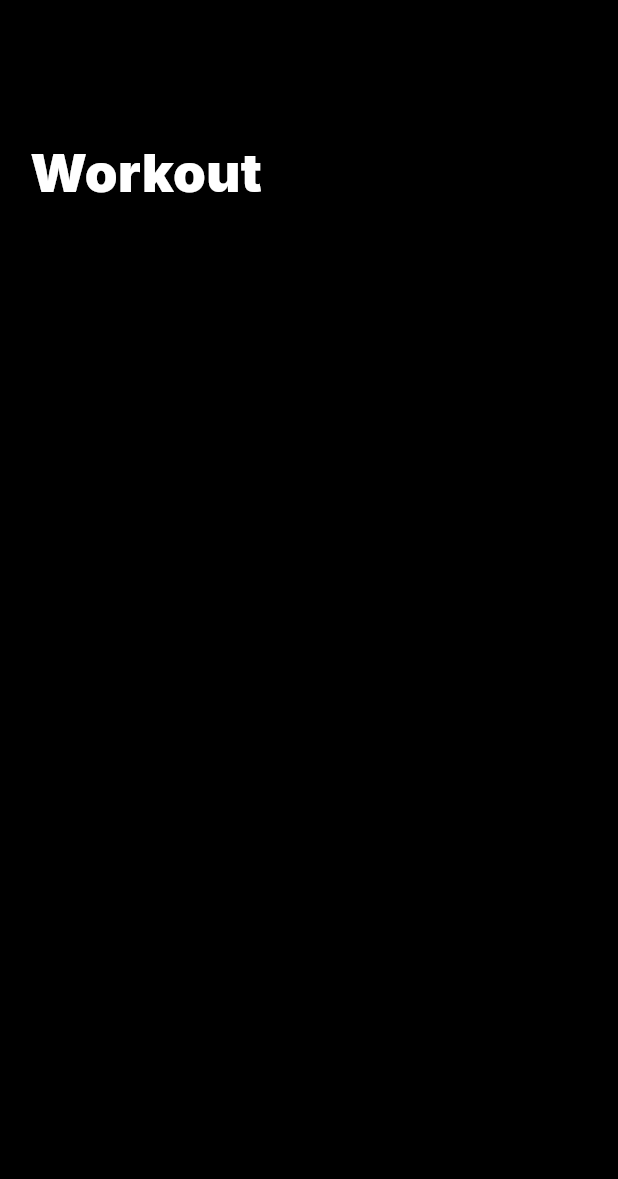
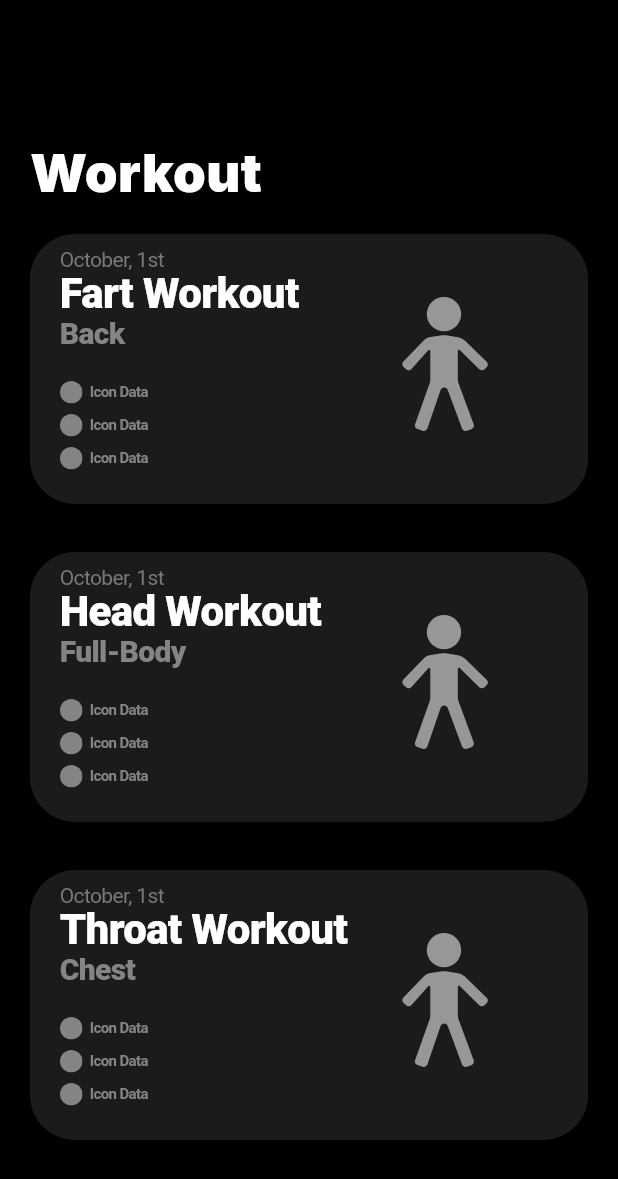
Before and after one commit to AbsolutelyHaakon/FitnessApp-IDATA2503, a Flutter app: the WorkoutPage screen opened directly, on a phone screen of 412 x 824 dp. Shown: the top 1179 px of the screen. Run offline on Flutter 3.47's test engine with Material 3 defaults, Android fonts, the light colour scheme and no system bars; our stand-ins replace flutter_svg, get, sqflite; accounts and stored records are empty.

Commit message:
Added dummy data for workout page

```diff
--- a/lib/components/upcoming_workouts_box.dart
+++ b/lib/components/upcoming_workouts_box.dart
@@ -1,8 +1,10 @@
 import 'dart:ui';
 
 import 'package:fitnessapp_idata2503/components/Elements/texts.dart';
+import 'package:fitnessapp_idata2503/logic/upcoming_workouts_list.dart';
 import 'package:fitnessapp_idata2503/logic/workout.dart';
 import 'package:flutter/cupertino.dart';
+import 'package:flutter/foundation.dart';
 import 'package:flutter/material.dart';
 import 'package:flutter_svg/svg.dart';
 import 'package:intl/intl.dart';
--- a/lib/logic/upcoming_workouts_list.dart
+++ b/lib/logic/upcoming_workouts_list.dart
@@ -4,13 +4,17 @@ import 'package:fitnessapp_idata2503/logic/workout.dart';
 class UpcomingWorkoutsList {
   UpcomingWorkoutsList();
 
-  List<UpcomingWorkoutsBox> workoutList = [];
+  List<UpcomingWorkoutsBox> _workoutList = [];
 
   List<UpcomingWorkoutsBox> get listOfWorkouts {
-    return workoutList;
+    return _workoutList;
   }
 
   void addToList(UpcomingWorkoutsBox workout) {
-    workoutList.add(workout);
+    _workoutList.add(workout);
+  }
+
+  void insertList(List<UpcomingWorkoutsBox> list) {
+    _workoutList = list;
   }
 }
--- a/lib/pages/workout_page.dart
+++ b/lib/pages/workout_page.dart
@@ -2,7 +2,44 @@ import 'package:fitnessapp_idata2503/components/upcoming_workouts_box.dart';
 import 'package:fitnessapp_idata2503/logic/upcoming_workouts_list.dart';
 import 'package:flutter/material.dart';
 
-class WorkoutPage extends StatelessWidget {
+UpcomingWorkoutsList workoutsList = UpcomingWorkoutsList();
+
+class WorkoutPage extends StatefulWidget {
+  @override
+  _WorkoutPageState createState() => _WorkoutPageState();
+}
+
+class _WorkoutPageState extends State<WorkoutPage> {
+  @override
+  void initState() {
+    super.initState();
+
+    initializeWorkoutData();
+    print(workoutsList.listOfWorkouts.length);
+  }
+
+  void initializeWorkoutData() {
+    // Add a workout to the list
+    workoutsList.insertList([
+      UpcomingWorkoutsBox(
+        title: 'Fart Workout',
+        category: Type.back,
+        date: DateTime.now(),
+        workouts: [],
+      ),
+      UpcomingWorkoutsBox(
+          title: 'Head Workout',
+          category: Type.fullBody,
+          date: DateTime.now(),
+          workouts: []),
+      UpcomingWorkoutsBox(
+          title: 'Throat Workout',
+          category: Type.chest,
+          date: DateTime.now(),
+          workouts: []),
+    ]);
+  }
+
   @override
   Widget build(BuildContext context) {
     return Scaffold(
@@ -24,13 +61,12 @@ class WorkoutPage extends StatelessWidget {
         ),
         Expanded(
           child: ListView.builder(
-              itemCount: UpcomingWorkoutsList().listOfWorkouts.length,
+              itemCount: workoutsList.listOfWorkouts.length,
               itemBuilder: (context, index) {
-                final workout = UpcomingWorkoutsList().listOfWorkouts[index];
+                final workout = workoutsList.listOfWorkouts[index];
                 return UpcomingWorkoutsBox(
                   title: workout.title,
-                  category:
-                      Type.values.firstWhere((e) => e.name == workout.category),
+                  category: workout.category,
                   date: workout.date,
                   workouts: workout.workouts,
                 );
```
Also changed, not shown: lib/pages/upcoming_workouts.dart (deleted, +0 -26 lines).
